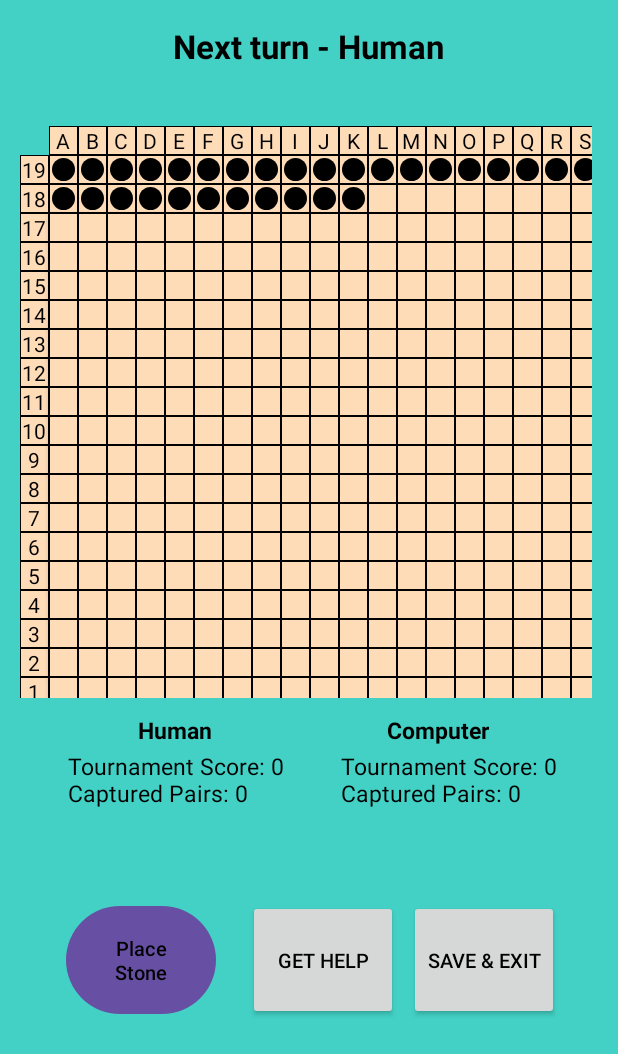
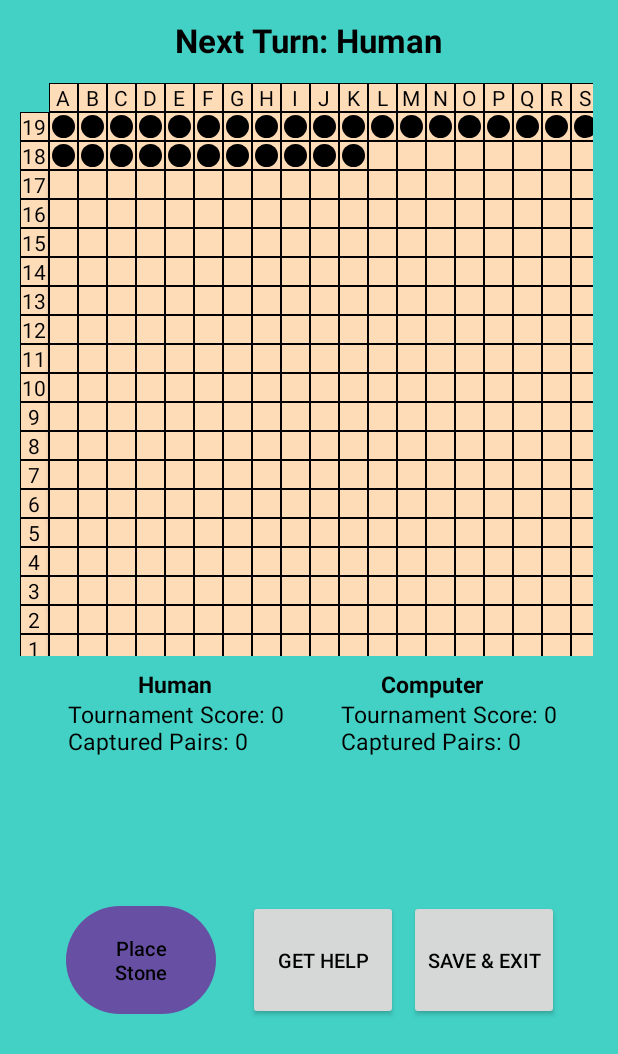
Before and after one commit to ipluchino/Pente-Android, an Android app built with Jetpack Compose: the RoundViewActivity screen opened directly, with no data from a screen before it, after a tap on "Computer Place Stone", on a phone screen of 412 x 824 dp. Shown: the top 1054 px of the screen. Run offline under Robolectric (Android 15) with nearby library versions, the light colour scheme and no system bars; plain views replace ZoomLayout; 14 statements that could not run were skipped.

Commit message:
Added the ability to continue playing rounds. First turn is determined correctly.

```diff
--- a/app/src/main/java/edu/ramapo/ipluchino/pente/View/RoundViewActivity.java
+++ b/app/src/main/java/edu/ramapo/ipluchino/pente/View/RoundViewActivity.java
@@ -36,9 +36,12 @@ public class RoundViewActivity extends AppCompatActivity {
     private Button m_saveAndExitButtonHuman;
     private Button m_placeStoneButtonComputer;
     private Button m_saveAndExitButtonComputer;
+    private Button m_playAgainButton;
+    private Button m_finishTournamentButton;
     private TextView m_nextTurnTextView;
     private TextView m_humanInformationTextView;
     private TextView m_computerInformationTextView;
+    private TextView m_scoringTextView;
 
     @Override
     protected void onCreate(Bundle savedInstanceState) {
@@ -56,9 +59,12 @@ public class RoundViewActivity extends AppCompatActivity {
         m_saveAndExitButtonHuman = findViewById(R.id.saveAndExitButtonHuman);
         m_placeStoneButtonComputer = findViewById(R.id.placeStoneButtonComputer);
         m_saveAndExitButtonComputer = findViewById(R.id.saveAndExitButtonComputer);
+        m_playAgainButton = findViewById(R.id.playAgainButton);
+        m_finishTournamentButton = findViewById(R.id.finishTournamentButton);
         m_nextTurnTextView = findViewById(R.id.nextTurnTextView);
         m_humanInformationTextView = findViewById(R.id.humanInformationTextView);
         m_computerInformationTextView = findViewById(R.id.computerInformationTextView);
+        m_scoringTextView = findViewById(R.id.scoringTextView);
 
         //Initialize the board
         InitializeBoard();
@@ -179,6 +185,40 @@ public class RoundViewActivity extends AppCompatActivity {
             }
         });
 
+        m_playAgainButton.setOnClickListener(new View.OnClickListener() {
+            @Override
+            public void onClick(View view) {
+                //Restart this activity and pass the current round object to it so it can begin the next round.
+                m_intent = new Intent(getApplicationContext(), RoundViewActivity.class);
+                m_intent.putExtra("round", m_round);
+                startActivity(m_intent);
+            }
+        });
+
+        //Determine first player, if necessary.
+        if (m_round.GetNextPlayerIndex() == -1)
+        {
+            //A coin toss is necessary to determine the first player.
+            if (m_round.ScoresTied())
+            {
+                //Pass the current round object to the CoinTossActivity.
+                m_intent = new Intent(getApplicationContext(), CoinTossActivity.class);
+                m_intent.putExtra("round", m_round);
+                startActivity(m_intent);
+            }
+            else
+            {
+                //The first player can be determined by their scores.
+                m_round.DetermineFirstPlayerViaScore();
+            }
+        }
+        else
+        {
+            //User must have started a new game, and the first player was determined in CoinTossActivity.
+        }
+
+        m_round.SetHumanScore(5);
+
         //Initial Turn Display:
         if (m_round.IsHumanTurn())
         {
@@ -189,13 +229,15 @@ public class RoundViewActivity extends AppCompatActivity {
             DisplayComputerComponents();
         }
 
+        UpdateRoundInformation();
+
     }
 
     private void DisplayHumanComponents()
     {
         EnableLocationButtons();
 
-        m_nextTurnTextView.setText("Next turn - Human");
+        m_nextTurnTextView.setText("Next turn: Human - " + m_round.GetHumanColor());
 
         m_placeStoneButtonHuman.setVisibility(View.VISIBLE);
         m_getHelpButton.setVisibility(View.VISIBLE);
@@ -209,7 +251,7 @@ public class RoundViewActivity extends AppCompatActivity {
     {
         DisableLocationButtons();
 
-        m_nextTurnTextView.setText("Next turn - Computer");
+        m_nextTurnTextView.setText("Next turn: Computer - " + m_round.GetComputerColor());
 
         m_placeStoneButtonComputer.setVisibility(View.VISIBLE);
         m_saveAndExitButtonComputer.setVisibility(View.VISIBLE);
@@ -475,6 +517,25 @@ public class RoundViewActivity extends AppCompatActivity {
         m_saveAndExitButtonHuman.setVisibility(View.GONE);
         m_placeStoneButtonComputer.setVisibility(View.GONE);
         m_saveAndExitButtonComputer.setVisibility(View.GONE);
+
+        //Obtain the scores earned by each player for the current round.
+        String humanRoundScore = "Points scored by the Human this round: " + m_round.ScoreHuman() + "\n";
+        String computerRoundScore = "Points scored by the Computer this round: " + m_round.ScoreComputer() + "\n\n";
+
+        //Update the scores, and reset the round in preparation for another (if the user decides to keep playing).
+        m_round.UpdateScores();
+        m_round.ResetRound();
+
+        //Obtain the updated tournament scores for each player.
+        String updatedHumanTournamentScore = "Updated Human's tournament score: " + m_round.GetHumanScore() + "\n";
+        String updatedComputerTournamentScore = "Updated Computer's tournament score: " + m_round.GetComputerScore();
+
+        //Display the round and updated tournament scores of both players to the user.
+        m_scoringTextView.setText(humanRoundScore + computerRoundScore + updatedHumanTournamentScore + updatedComputerTournamentScore);
+
+        //Determine if the user wishes to keep playing by making the choice buttons visible.
+        m_playAgainButton.setVisibility(View.VISIBLE);
+        m_finishTournamentButton.setVisibility(View.VISIBLE);
     }
 
 }
--- a/app/src/main/res/layout/activity_roundview.xml
+++ b/app/src/main/res/layout/activity_roundview.xml
@@ -12,7 +12,7 @@
         android:id="@+id/nextTurnTextView"
         android:layout_width="wrap_content"
         android:layout_height="wrap_content"
-        android:layout_marginTop="16dp"
+        android:layout_marginTop="12dp"
         android:textSize="10pt"
         android:text="Next Turn: Human"
         android:textStyle="bold"
@@ -25,7 +25,7 @@
     <com.otaliastudios.zoom.ZoomLayout
         android:layout_width="382dp"
         android:layout_height="382dp"
-        android:layout_marginTop="84dp"
+        android:layout_marginTop="55dp"
         android:scrollbars=""
         app:alignment="center"
         app:animationDuration="280"
@@ -54,8 +54,8 @@
 
         <GridLayout
             android:id="@+id/buttonsGridLayout"
-            android:layout_width="381dp"
-            android:layout_height="381dp">
+            android:layout_width="382dp"
+            android:layout_height="382dp">
 
         </GridLayout>
 
@@ -131,7 +131,7 @@
         android:id="@+id/humanLabelTextView"
         android:layout_width="wrap_content"
         android:layout_height="wrap_content"
-        android:layout_marginTop="476dp"
+        android:layout_marginTop="445dp"
         android:text="Human"
         android:textColor="@color/black"
         android:textSize="7pt"
@@ -145,13 +145,13 @@
         android:id="@+id/computerLabelTextView"
         android:layout_width="wrap_content"
         android:layout_height="wrap_content"
-        android:layout_marginTop="476dp"
+        android:layout_marginTop="445dp"
         android:text="Computer"
-        android:textStyle="bold"
         android:textColor="@color/black"
         android:textSize="7pt"
+        android:textStyle="bold"
         app:layout_constraintEnd_toEndOf="parent"
-        app:layout_constraintHorizontal_bias="0.750"
+        app:layout_constraintHorizontal_bias="0.739"
         app:layout_constraintStart_toStartOf="parent"
         app:layout_constraintTop_toTopOf="parent" />
 
@@ -159,8 +159,8 @@
         android:id="@+id/humanInformationTextView"
         android:layout_width="wrap_content"
         android:layout_height="wrap_content"
-        android:layout_marginTop="500dp"
-        android:text="Tournament Score: 0\nCaptured Pairs: 0"
+        android:layout_marginTop="465dp"
+
         android:textColor="@color/black"
         android:textSize="7pt"
         app:layout_constraintEnd_toEndOf="parent"
@@ -172,8 +172,7 @@
         android:id="@+id/computerInformationTextView"
         android:layout_width="wrap_content"
         android:layout_height="wrap_content"
-        android:layout_marginTop="500dp"
-        android:text="Tournament Score: 0\nCaptured Pairs: 0"
+        android:layout_marginTop="465dp"
         android:textColor="@color/black"
         android:textSize="7pt"
         app:layout_constraintEnd_toEndOf="parent"
@@ -183,13 +182,42 @@
 
     <TextView
         android:id="@+id/scoringTextView"
-        android:layout_width="368dp"
-        android:layout_height="67dp"
-        android:layout_marginTop="556dp"
+        android:layout_width="364dp"
+        android:layout_height="105dp"
+        android:layout_marginTop="513dp"
+        android:gravity="center"
         android:textColor="@color/black"
         android:textSize="7pt"
         app:layout_constraintEnd_toEndOf="parent"
-        app:layout_constraintHorizontal_bias="0.488"
+        app:layout_constraintHorizontal_bias="0.489"
+        app:layout_constraintStart_toStartOf="parent"
+        app:layout_constraintTop_toTopOf="parent" />
+
+    <androidx.appcompat.widget.AppCompatButton
+        android:id="@+id/playAgainButton"
+        android:layout_width="177dp"
+        android:layout_height="67dp"
+        android:layout_marginTop="628dp"
+        android:text="Play Another Round"
+        android:textColor="@color/black"
+        android:textSize="6pt"
+        android:visibility="gone"
+        app:layout_constraintEnd_toEndOf="parent"
+        app:layout_constraintHorizontal_bias="0.098"
+        app:layout_constraintStart_toStartOf="parent"
+        app:layout_constraintTop_toTopOf="parent" />
+
+    <androidx.appcompat.widget.AppCompatButton
+        android:id="@+id/finishTournamentButton"
+        android:layout_width="177dp"
+        android:layout_height="67dp"
+        android:layout_marginTop="628dp"
+        android:text="Finish Tournament"
+        android:textColor="@color/black"
+        android:textSize="6pt"
+        android:visibility="gone"
+        app:layout_constraintEnd_toEndOf="parent"
+        app:layout_constraintHorizontal_bias="0.931"
         app:layout_constraintStart_toStartOf="parent"
         app:layout_constraintTop_toTopOf="parent" />
 
```
Also changed, not shown: app/src/main/java/edu/ramapo/ipluchino/pente/Model/Round.java (+11 -18 lines).
